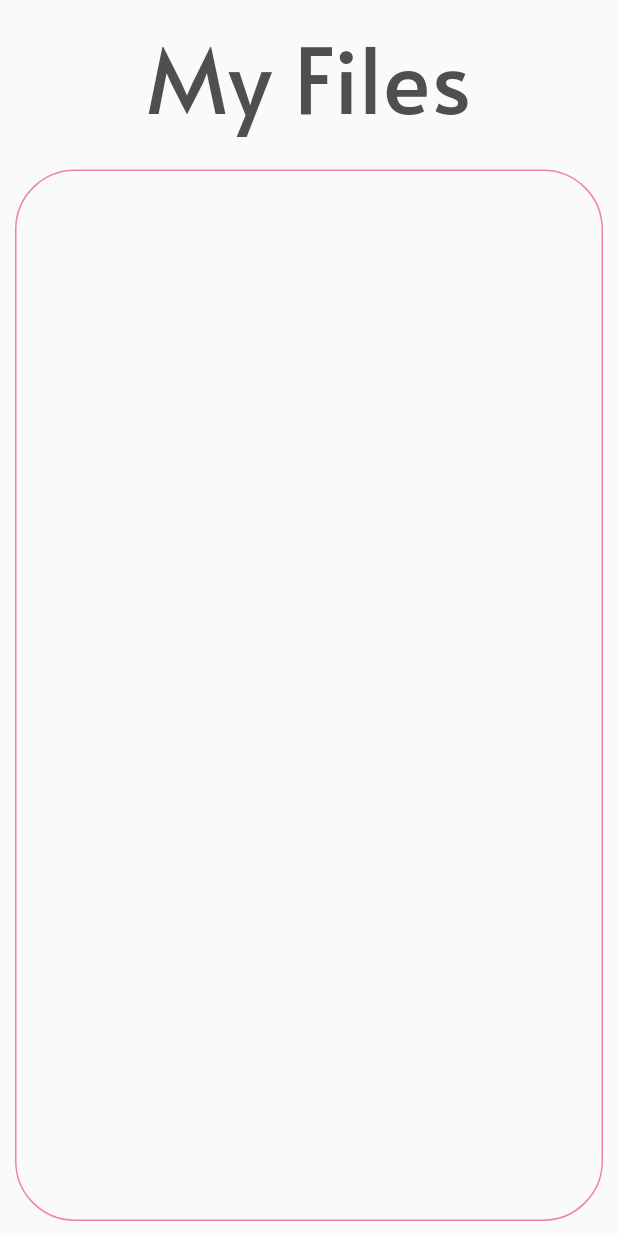
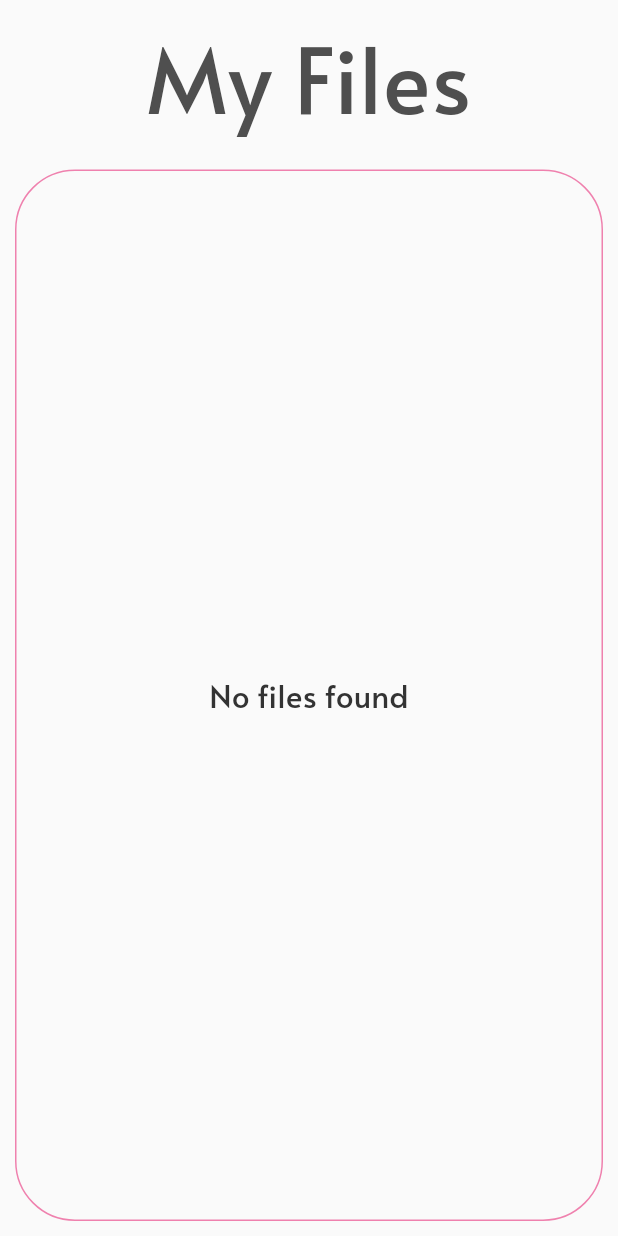
Before and after one commit to sagunm/girls-in-tech2020, a Flutter app: the ViewTranslatedDocumentList screen opened by its route, on a phone screen of 412 x 824 dp. Run offline on Flutter 3.47's test engine with Material 2 defaults, Android fonts, the phone set to English and light mode, and no system bars; our stand-ins replace connectivity, easy_localization, image_picker, pdf, shared_preferences; missing offline and left inert: firebase_ml_vision, flutter_full_pdf_viewer, translator; accounts and stored records are empty.

Commit message:
committing changes

```diff
--- a/BreastCancerAwarenessSource/lib/screens/view_translated_documents.dart
+++ b/BreastCancerAwarenessSource/lib/screens/view_translated_documents.dart
@@ -42,10 +42,12 @@ class _ViewTranslatedDocumentListState
               child: Container(
                 margin: EdgeInsets.all(10),
                 padding: EdgeInsets.all(5),
+                width: double.infinity,
                 decoration: BoxDecoration(
                     border: Border.all(color: Theme.of(context).primaryColor),
                     borderRadius: BorderRadius.circular(40)),
-                child: ListView.builder(
+                child: (file.length != 0)
+                    ? ListView.builder(
                         itemBuilder: (ctx, i) {
                           return Container(
                             padding: EdgeInsets.only(
@@ -74,6 +76,12 @@ class _ViewTranslatedDocumentListState
                           );
                         },
                         itemCount: file.length,
+                      )
+                    : Center(
+                        child: const Text(
+                          "No files found",
+                          style: buttonTextStyle,
+                        ),
                       ),
               ),
             ),
```
Also changed, not shown: 1 other file. Lines whose indentation alone changed are shown as unchanged.
